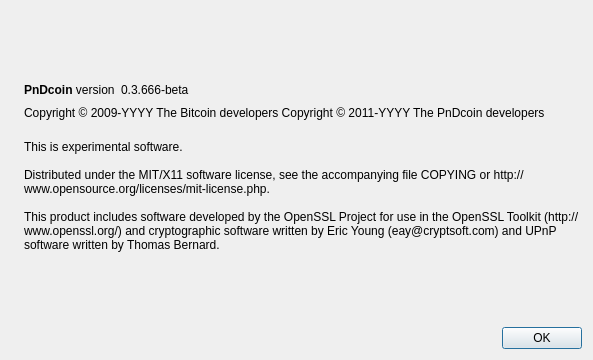
This is src/qt/forms/aboutdialog.ui in pnd-coin/PnDcoin as Qt 5 draws it before an edit. The edited form follows.
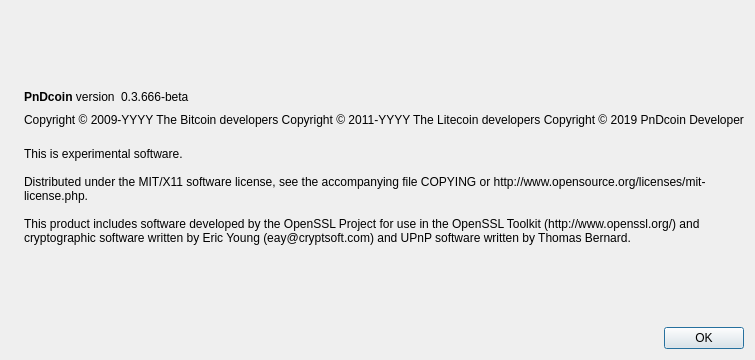
This is the edited form. Icons and pictures are not drawn.

Commit message: Changed litcoin logos to PnDcoin logos

Patch:
```diff
--- a/src/qt/forms/aboutdialog.ui
+++ b/src/qt/forms/aboutdialog.ui
@@ -92,7 +92,8 @@
        </property>
        <property name="text">
         <string notr="true">Copyright &amp;copy; 2009-YYYY The Bitcoin developers
-Copyright &amp;copy; 2011-YYYY The PnDcoin developers</string>
+Copyright &amp;copy; 2011-YYYY The Litecoin developers
+Copyright &amp;copy; 2019 PnDcoin Developer</string>
        </property>
        <property name="textFormat">
         <enum>Qt::RichText</enum>
```
The commit also changes 31 other files.
